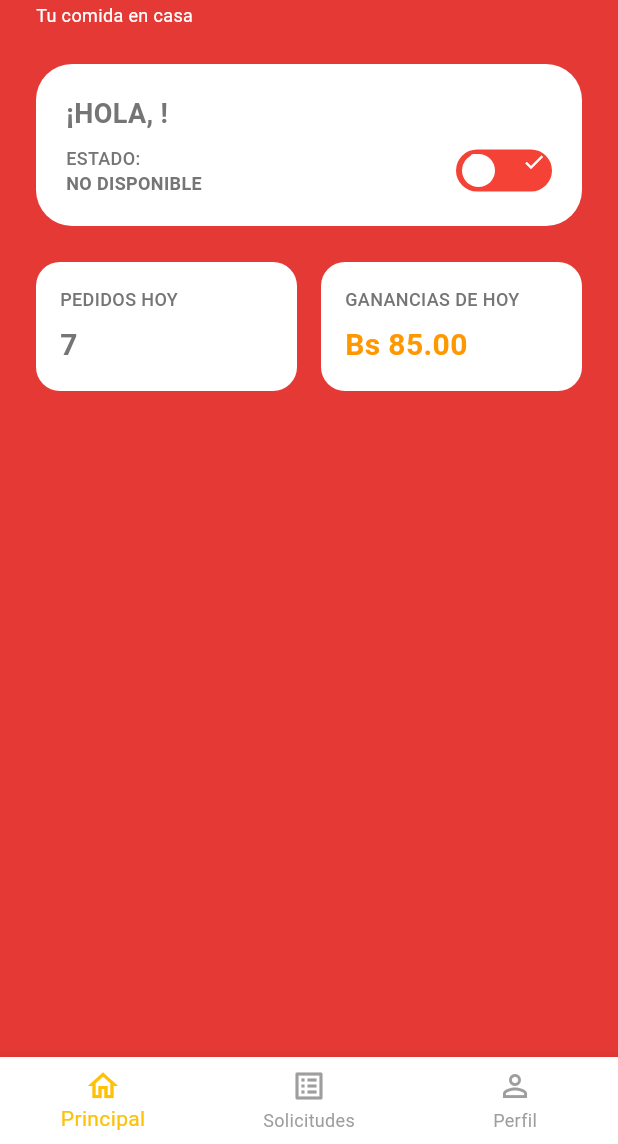
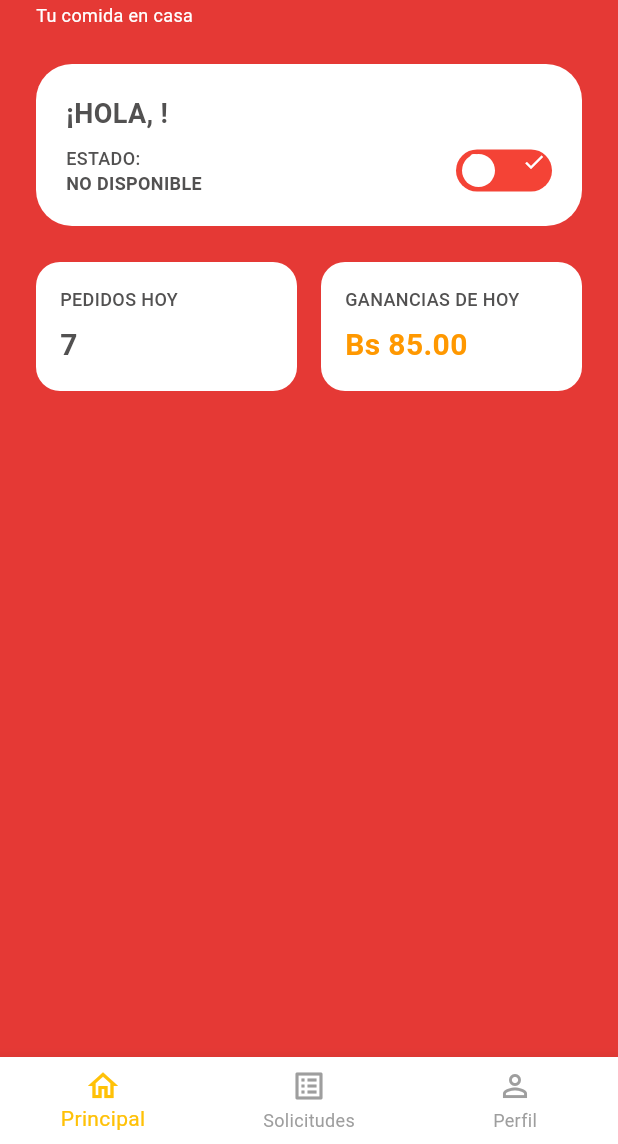
Before and after one commit to christianCarrion72/ihc_proyecto_chatbot_telegram, a Flutter app: the HomePage screen opened directly with empty values, on a phone screen of 412 x 824 dp, the part 92-1236 px from its top. Run offline on Flutter 3.47's test engine with Material 3 defaults, Android fonts, the light colour scheme and no system bars; our stand-ins replace flutter_map, latlong2.

Commit message:
refactor [MOBILE]: Configurar los temas de los textos

```diff
--- a/restaurant_delivery_app/lib/core/theme/app_colors.dart
+++ b/restaurant_delivery_app/lib/core/theme/app_colors.dart
@@ -8,9 +8,9 @@ class AppColors {
   static const Color background = Color(0xFFF5F5F5);
   static const Color surface = Colors.white;
 
-  static const Color textPrimary = Color(0xFF212121);
-  static const Color textSecundary = Color(0xFF757575);
+  static const Color textPrimary = Color(0xFF000000);
+  static const Color textSecundary = Color(0xFF525151);
 
-  static const Color success = Color(0xFF43A047);
-  static const Color error = Color(0xFFD32F2F);
+  static const Color success = Color(0xFF40AC92);
+  static const Color error = Color(0xFFFE1C1C);
 }
```
